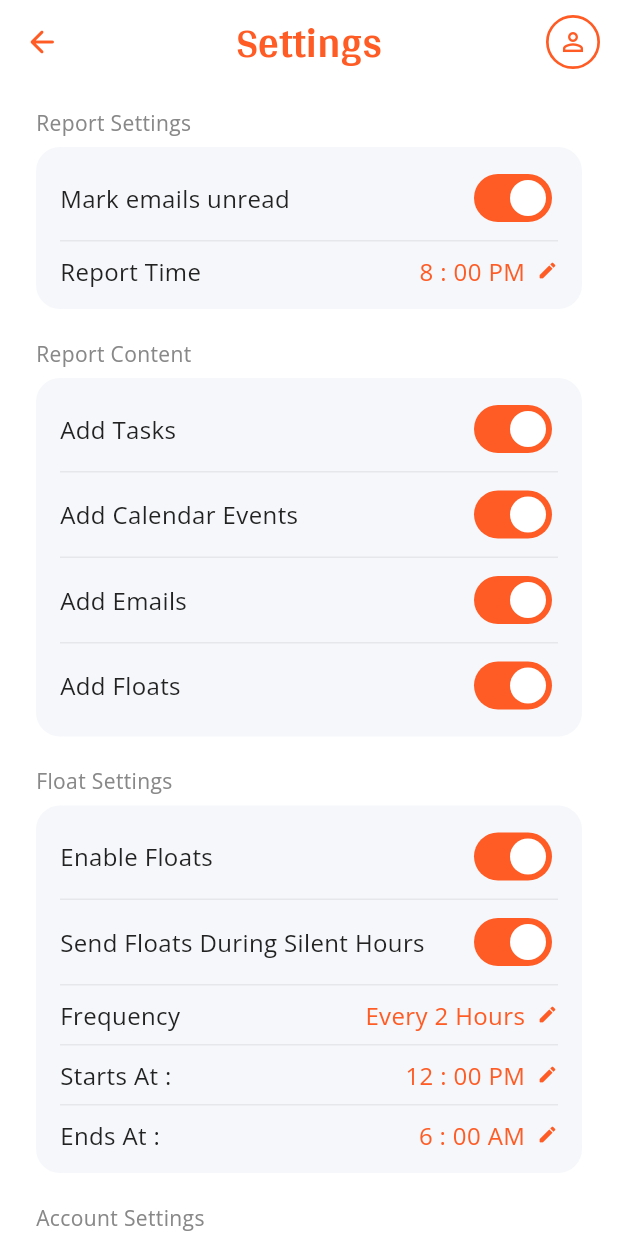
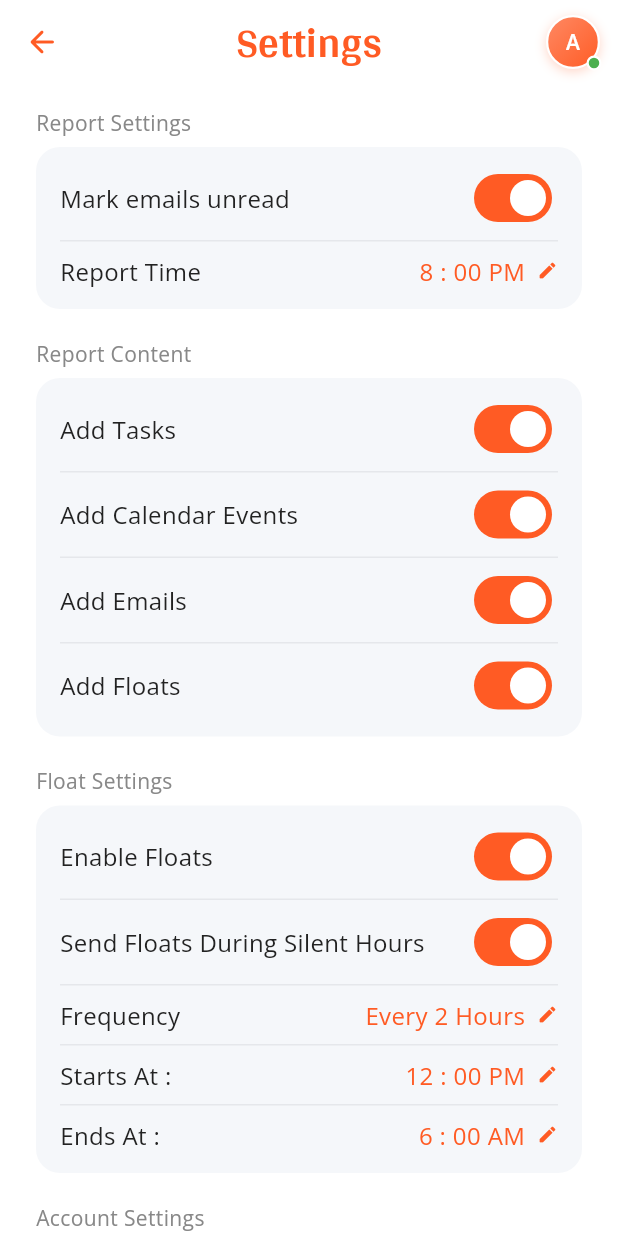
Before and after one commit to anuragkumart16/Briefly, a Flutter app: the MainShell screen opened directly, in the side drawer, after a tap on "Settings", on a phone screen of 412 x 824 dp. Run offline on Flutter 3.47's test engine with Material 3 defaults, Android fonts, the light colour scheme and no system bars; our stand-ins replace shared_preferences; accounts and stored records are empty.

Commit message:
feat: implement AccountBottomSheet for user profile management and sign-out functionality

```diff
--- a/briefly_app/lib/main_shell.dart
+++ b/briefly_app/lib/main_shell.dart
@@ -8,6 +8,7 @@ import 'home_screen.dart';
 import 'settings_screen.dart';
 import 'widgets/app_bottom_nav_bar.dart';
 import 'widgets/app_top_bar.dart';
+import 'widgets/account_bottom_sheet.dart';
 
 class MainShell extends StatefulWidget {
   const MainShell({super.key});
@@ -32,6 +33,15 @@ class _MainShellState extends State<MainShell> {
   bool _floatsEnabled = true;
   bool _sendFloatsSilent = true;
   int _floatsFrequencyHours = 2;
+
+  // User profile details
+  String _userName = 'Anurag';
+  String _userEmail = 'anuragkumartiwari12@gmail.com';
+
+  String get _userInitials {
+    if (_userName.isEmpty) return 'A';
+    return _userName[0].toUpperCase();
+  }
 
   @override
   void initState() {
@@ -58,6 +68,8 @@ class _MainShellState extends State<MainShell> {
     final floatsEnabled = prefs.getBool('floats_enabled') ?? true;
     final sendFloatsSilent = prefs.getBool('send_floats_silent') ?? true;
     final floatsFrequencyHours = prefs.getInt('floats_frequency_hours') ?? 2;
+    final name = prefs.getString('user_name') ?? 'Anurag';
+    final email = prefs.getString('user_email') ?? 'anuragkumartiwari12@gmail.com';
     if (mounted) {
       setState(() {
         if (hour != null && minute != null) {
@@ -66,6 +78,8 @@ class _MainShellState extends State<MainShell> {
         _floatsEnabled = floatsEnabled;
         _sendFloatsSilent = sendFloatsSilent;
         _floatsFrequencyHours = floatsFrequencyHours;
+        _userName = name;
+        _userEmail = email;
       });
     }
   }
@@ -653,9 +667,37 @@ class _MainShellState extends State<MainShell> {
       backgroundColor: Colors.white,
       appBar: AppTopBar(
         title: 'Briefly',
+        userInitials: _userInitials,
         onMenuTap: () => _scaffoldKey.currentState?.openDrawer(),
         onAccountTap: () {
-          // TODO: Navigate to account/profile screen
+          showModalBottomSheet(
+            context: context,
+            isScrollControlled: true,
+            backgroundColor: Colors.transparent,
+            builder: (sheetContext) {
+              return AccountBottomSheet(
+                userName: _userName,
+                userEmail: _userEmail,
+                onSettingsTap: () {
+                  Navigator.of(context).push(
+                    MaterialPageRoute(
+                      builder: (context) => const SettingsScreen(),
+                    ),
+                  ).then((_) async {
+                    await _loadSavedTime();
+                    if (!_floatsEnabled && _selectedIndex == 1) {
+                      setState(() => _selectedIndex = 0);
+                      _pageController.animateToPage(
+                        0,
+                        duration: const Duration(milliseconds: 300),
+                        curve: Curves.easeInOut,
+                      );
+                    }
+                  });
+                },
+              );
+            },
+          );
         },
         // Switch to search mode on Floats tab
         searchController: _selectedIndex == 1 ? _floatsSearchController : null,
@@ -721,10 +763,10 @@ class _MainShellState extends State<MainShell> {
                             end: Alignment.bottomRight,
                           ),
                         ),
-                        child: const Center(
+                        child: Center(
                           child: Text(
-                            'A',
-                            style: TextStyle(
+                            _userInitials,
+                            style: const TextStyle(
                               color: Colors.white,
                               fontSize: 22,
                               fontWeight: FontWeight.w500,
@@ -738,9 +780,9 @@ class _MainShellState extends State<MainShell> {
                         child: Column(
                           crossAxisAlignment: CrossAxisAlignment.start,
                           children: [
-                            const Text(
-                              'Anurag',
-                              style: TextStyle(
+                            Text(
+                              _userName,
+                              style: const TextStyle(
                                 fontFamily: 'Open Sans',
                                 fontSize: 18,
                                 fontWeight: FontWeight.w500,
@@ -749,9 +791,9 @@ class _MainShellState extends State<MainShell> {
                             ),
                             const SizedBox(height: 2),
                             Text(
-                              'anuragkumartiwari12@gmail.com',
+                              _userEmail,
                               overflow: TextOverflow.ellipsis,
-                              style: TextStyle(
+                              style: const TextStyle(
                                 fontFamily: 'Open Sans',
                                 fontSize: 12,
                                 color: Color(0xFF606060),
--- a/briefly_app/lib/settings_screen.dart
+++ b/briefly_app/lib/settings_screen.dart
@@ -2,6 +2,7 @@ import 'package:flutter/material.dart';
 import 'package:shared_preferences/shared_preferences.dart';
 import 'auth_screen.dart';
 import 'widgets/app_top_bar.dart';
+import 'widgets/account_bottom_sheet.dart';
 
 class SettingsScreen extends StatefulWidget {
   const SettingsScreen({super.key});
@@ -33,6 +34,11 @@ class _SettingsScreenState extends State<SettingsScreen> {
   // Account details (Read-only as per instructions, taken from auth)
   String _name = 'Anurag';
   String _email = 'anuragkumartiwari12@gmail.com';
+
+  String get _userInitials {
+    if (_name.isEmpty) return 'A';
+    return _name[0].toUpperCase();
+  }
 
   @override
   void initState() {
@@ -507,7 +513,23 @@ class _SettingsScreenState extends State<SettingsScreen> {
       appBar: AppTopBar(
         title: 'Settings',
         showBackButton: true,
-        onAccountTap: () {},
+        userInitials: _userInitials,
+        onAccountTap: () {
+          showModalBottomSheet(
+            context: context,
+            isScrollControlled: true,
+            backgroundColor: Colors.transparent,
+            builder: (sheetContext) {
+              return AccountBottomSheet(
+                userName: _name,
+                userEmail: _email,
+                onSettingsTap: () {
+                  // Already on settings screen
+                },
+              );
+            },
+          );
+        },
       ),
       body: SafeArea(
         child: SingleChildScrollView(
--- a/briefly_app/lib/widgets/app_top_bar.dart
+++ b/briefly_app/lib/widgets/app_top_bar.dart
@@ -25,6 +25,9 @@ class AppTopBar extends StatelessWidget implements PreferredSizeWidget {
   /// Whether to show a back button instead of menu.
   final bool showBackButton;
 
+  /// Optional user initials to show in the account avatar.
+  final String? userInitials;
+
   const AppTopBar({
     super.key,
     required this.title,
@@ -34,6 +37,7 @@ class AppTopBar extends StatelessWidget implements PreferredSizeWidget {
     this.onSearchChanged,
     this.trailingWidget,
     this.showBackButton = false,
+    this.userInitials,
   });
 
   bool get _isSearchMode => searchController != null;
@@ -112,18 +116,54 @@ class AppTopBar extends StatelessWidget implements PreferredSizeWidget {
           padding: const EdgeInsets.only(right: 12),
           child: GestureDetector(
             onTap: onAccountTap,
-            child: Container(
+            child: Stack(
+              clipBehavior: Clip.none,
+              children: [
+                Container(
                   width: 36,
                   height: 36,
                   decoration: BoxDecoration(
                     shape: BoxShape.circle,
-                border: Border.all(color: const Color(0xFFFF5B24), width: 1.8),
+                    gradient: const LinearGradient(
+                      colors: [Color(0xFFFF8A65), Color(0xFFFF5B24)],
+                      begin: Alignment.topLeft,
+                      end: Alignment.bottomRight,
                     ),
-              child: const Icon(
-                Icons.person_outline,
-                color: Color(0xFFFF5B24),
-                size: 20,
+                    border: Border.all(color: Colors.white, width: 1.5),
+                    boxShadow: [
+                      BoxShadow(
+                        color: const Color(0xFFFF5B24).withValues(alpha: 0.25),
+                        blurRadius: 6,
+                        offset: const Offset(0, 2),
                       ),
+                    ],
+                  ),
+                  child: Center(
+                    child: Text(
+                      userInitials ?? 'A',
+                      style: const TextStyle(
+                        color: Colors.white,
+                        fontSize: 14,
+                        fontWeight: FontWeight.bold,
+                        fontFamily: 'Open Sans',
+                      ),
+                    ),
+                  ),
+                ),
+                Positioned(
+                  right: -1,
+                  bottom: -1,
+                  child: Container(
+                    width: 10,
+                    height: 10,
+                    decoration: BoxDecoration(
+                      color: const Color(0xFF4CAF50), // Active sync green
+                      shape: BoxShape.circle,
+                      border: Border.all(color: Colors.white, width: 1.5),
+                    ),
+                  ),
+                ),
+              ],
             ),
           ),
         ),
```
Also changed, not shown: briefly_app/lib/widgets/account_bottom_sheet.dart (added, +239 -0 lines). Lines whose indentation alone changed are shown as unchanged.
